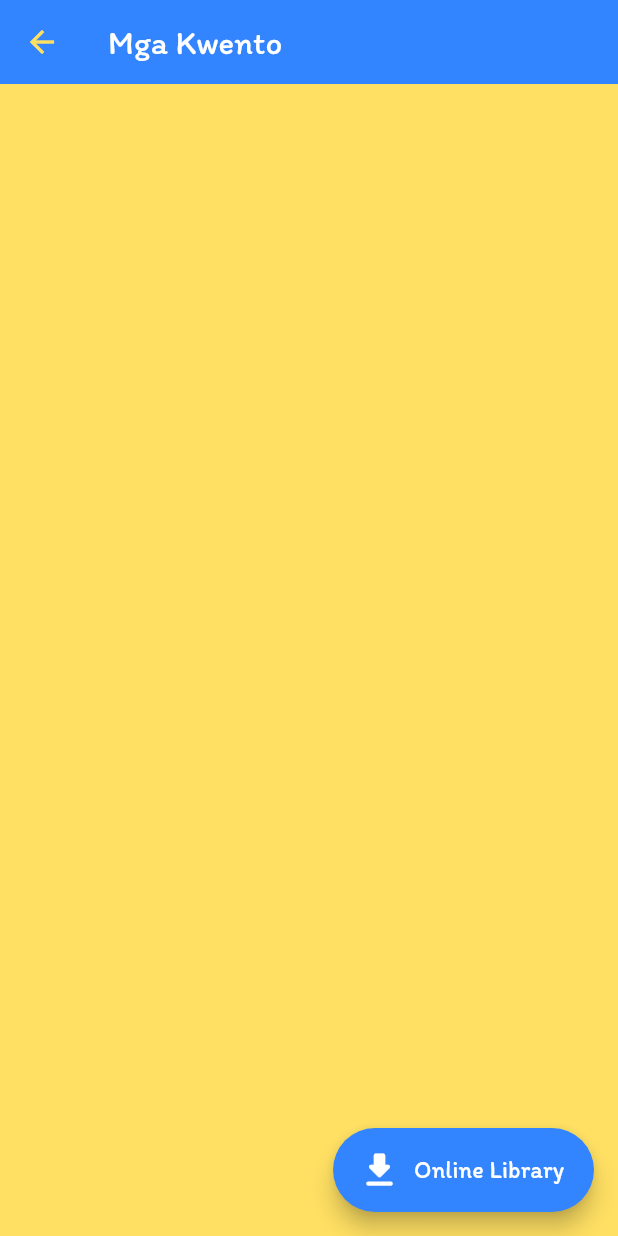
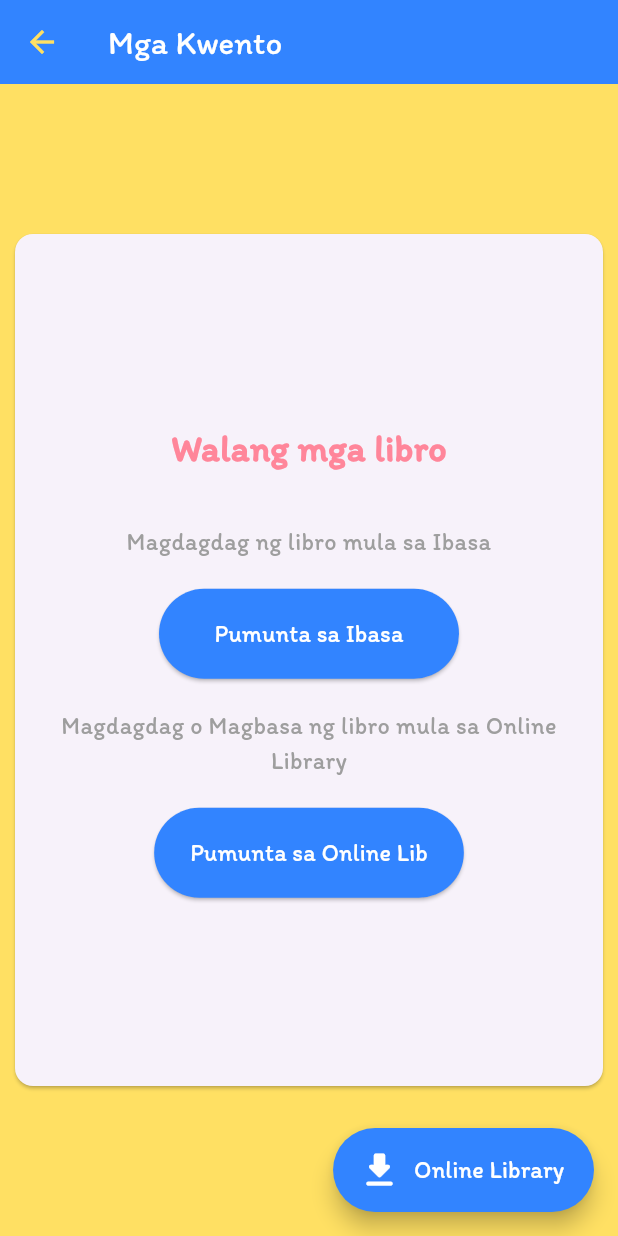
Before and after one commit to rusxmat/Project-Basa, a Flutter app: the LibraryScreen screen opened by its route, on a phone screen of 412 x 824 dp. Run offline on Flutter 3.47's test engine with Material 3 defaults, Android fonts, the phone set to English and light mode, and no system bars; our stand-ins replace audioplayers, camera, connectivity_plus, flutter_tts, image_picker, reorderable_grid_view and 4 more; missing offline and left inert: google_mlkit_text_recognition; accounts and stored records are empty.

Commit message:
feat: added downloading of books

```diff
--- a/lib/shared/constant_ui.dart
+++ b/lib/shared/constant_ui.dart
@@ -42,3 +42,8 @@ const EMPTY_SPACE = SizedBox(
   height: 0,
   width: 0,
 );
+
+const CircularProgressIndicator CIRCULAR_PROGRESS_INDICATOR =
+    CircularProgressIndicator(
+  valueColor: AlwaysStoppedAnimation<Color>(ConstantUI.customBlue),
+);
--- a/lib/ui/screens/book_create_screen.dart
+++ b/lib/ui/screens/book_create_screen.dart
@@ -137,7 +137,7 @@ class _BookCreateScreenState extends State<BookCreateScreen> {
                   (BuildContext context, AsyncSnapshot<List<String>> snapshot) {
                 if (snapshot.connectionState == ConnectionState.waiting) {
                   // If the Future is still processing, show a loading spinner
-                  return const Center(child: CircularProgressIndicator());
+                  return const Center(child: CIRCULAR_PROGRESS_INDICATOR);
                 } else if (snapshot.hasError) {
                   // If the Future completed with an error, show an error message
                   return Text('Error: ${snapshot.error}');
--- a/lib/ui/screens/book_stt_screen.dart
+++ b/lib/ui/screens/book_stt_screen.dart
@@ -302,7 +302,7 @@ class _BookSTTScreenState extends State<BookSTTScreen> {
                               return child;
                             } else {
                               return const Center(
-                                child: CircularProgressIndicator(),
+                                child: CIRCULAR_PROGRESS_INDICATOR,
                               );
                             }
                           },
--- a/lib/ui/screens/book_tts_screen.dart
+++ b/lib/ui/screens/book_tts_screen.dart
@@ -216,7 +216,7 @@ class _BookTTSScreenState extends State<BookTTSScreen> {
                               return child;
                             } else {
                               return const Center(
-                                child: CircularProgressIndicator(),
+                                child: CIRCULAR_PROGRESS_INDICATOR,
                               );
                             }
                           },
--- a/lib/ui/screens/library_screen.dart
+++ b/lib/ui/screens/library_screen.dart
@@ -1,9 +1,12 @@
+import 'package:basa_proj_app/shared/connectivity_util.dart';
 import 'package:basa_proj_app/shared/constant_ui.dart';
 import 'package:basa_proj_app/ui/modals/confirm_delete_modal.dart';
 import 'package:basa_proj_app/ui/modals/edit_book_modal.dart';
+import 'package:basa_proj_app/ui/modals/message_modal.dart';
 import 'package:basa_proj_app/ui/modals/mode_choice_modal.dart';
 import 'package:basa_proj_app/ui/widgets/book_card.dart';
 import 'package:basa_proj_app/ui/widgets/custom_floatingaction_btn.dart';
+import 'package:basa_proj_app/ui/widgets/nobooks_warning_card.dart';
 import 'package:flutter/material.dart';
 import 'package:basa_proj_app/providers/book_provider.dart';
 import 'package:basa_proj_app/models/book_model.dart';
@@ -15,13 +18,19 @@ class LibraryScreen extends StatefulWidget {
 
 class _LibraryScreenState extends State<LibraryScreen> {
   final BookProvider _bookProvider = BookProvider();
+  List<Book> books = [];
 
-  Future<List<Book>> _fetchBooks() async {
-    return await _bookProvider.getAllBooks();
+  void _fetchBooks() async {
+    List<Book> futureBooks = await _bookProvider.getAllBooks();
+    setState(() {
+      books = futureBooks;
+    });
   }
 
   @override
   Widget build(BuildContext context) {
+    _fetchBooks();
+
     return Scaffold(
       appBar: AppBar(
         leading: IconButton(
@@ -42,21 +51,9 @@ class _LibraryScreenState extends State<LibraryScreen> {
           ),
         ),
       ),
-      body: FutureBuilder<List<Book>>(
-        future: _fetchBooks(),
-        builder: (BuildContext context, AsyncSnapshot<List<Book>> snapshot) {
-          if (snapshot.connectionState == ConnectionState.waiting) {
-            return const Center(
-              child: CircularProgressIndicator(),
-            );
-          } else if (snapshot.hasError) {
-            return Center(
-              child: Text('Error: ${snapshot.error}'),
-            );
-          } else {
-            final List<Book> books = snapshot.data!;
-
-            return ListView.builder(
+      body: (books.isEmpty)
+          ? const NoBooksWarningCard()
+          : ListView.builder(
               padding: const EdgeInsets.all(10),
               itemCount: books.length,
               itemBuilder: (context, index) {
@@ -104,17 +101,24 @@ class _LibraryScreenState extends State<LibraryScreen> {
                   },
                 );
               },
-            );
-          }
-        },
-      ),
+            ),
       floatingActionButton: CustomFloatingAction(
         icon: Icons.download_rounded,
         iconSize: 30,
         btnColor: ConstantUI.customBlue,
         extendedText: "Online Library",
-        onPressed: () {
-          Navigator.pushNamed(context, '/onlinelib');
+        onPressed: () async {
+          if (await isConnectedToInternet()) {
+            Navigator.pushNamed(context, '/onlinelib');
+          } else {
+            showDialog(
+              context: context,
+              builder: (context) => const MessageModal(
+                  title: "No Internet Connection",
+                  message:
+                      'Please connect to the internet to access the online library. \n\nThank you!'),
+            );
+          }
         },
       ),
     );
--- a/lib/ui/widgets/custom_buttons_widget.dart
+++ b/lib/ui/widgets/custom_buttons_widget.dart
@@ -5,11 +5,13 @@ class CustomButton extends StatelessWidget {
   final String text;
   final VoidCallback onPressed;
   final Icon? icon;
+  final double textSize;
 
   const CustomButton({
     required this.text,
     required this.onPressed,
     this.icon,
+    this.textSize = 20,
   });
 
   @override
@@ -33,7 +35,7 @@ class CustomButton extends StatelessWidget {
             style: TextStyle(
               fontFamily: ITIM_FONTNAME,
               color: Colors.white,
-              fontSize: 20,
+              fontSize: textSize,
             ),
           ),
         ],
--- a/lib/ui/widgets/custom_icon_btn.dart
+++ b/lib/ui/widgets/custom_icon_btn.dart
@@ -3,7 +3,7 @@ import 'package:flutter/material.dart';
 
 class CustomIconButton extends StatelessWidget {
   final Icon icon;
-  final VoidCallback onPressed;
+  final VoidCallback? onPressed;
   final Color backgroundColor;
 
   const CustomIconButton({
--- /dev/null
+++ b/lib/ui/widgets/nobooks_warning_card.dart
@@ -0,0 +1,90 @@
+import 'package:basa_proj_app/shared/connectivity_util.dart';
+import 'package:basa_proj_app/shared/constant_ui.dart';
+import 'package:basa_proj_app/ui/modals/message_modal.dart';
+import 'package:basa_proj_app/ui/widgets/custom_buttons_widget.dart';
+import 'package:flutter/material.dart';
+
+class NoBooksWarningCard extends StatelessWidget {
+  const NoBooksWarningCard({
+    super.key,
+  });
+
+  @override
+  Widget build(BuildContext context) {
+    return Center(
+      child: Card(
+        margin: const EdgeInsets.symmetric(horizontal: 10, vertical: 100),
+        child: Padding(
+          padding: const EdgeInsets.symmetric(horizontal: 30, vertical: 0),
+          child: Column(
+            crossAxisAlignment: CrossAxisAlignment.center,
+            children: [
+              const Spacer(),
+              Container(
+                height: 20,
+              ),
+              const Text(
+                'Walang mga libro\n',
+                style: TextStyle(
+                  color: ConstantUI.customPink,
+                  fontSize: 24,
+                  fontWeight: FontWeight.bold,
+                  fontFamily: ITIM_FONTNAME,
+                ),
+              ),
+              const Text(
+                'Magdagdag ng libro mula sa Ibasa',
+                textAlign: TextAlign.center,
+                style: TextStyle(
+                  color: ConstantUI.customGrey,
+                  fontSize: 16,
+                  fontFamily: ITIM_FONTNAME,
+                ),
+              ),
+              Padding(
+                padding:
+                    const EdgeInsets.symmetric(horizontal: 30, vertical: 20),
+                child: CustomButton(
+                    textSize: 16,
+                    text: 'Pumunta sa Ibasa',
+                    onPressed: () =>
+                        Navigator.pushReplacementNamed(context, '/ibasa')),
+              ),
+              const Text(
+                'Magdagdag o Magbasa ng libro mula sa Online Library',
+                style: TextStyle(
+                  color: ConstantUI.customGrey,
+                  fontSize: 16,
+                  fontFamily: ITIM_FONTNAME,
+                ),
+                textAlign: TextAlign.center,
+              ),
+              Padding(
+                padding:
+                    const EdgeInsets.symmetric(horizontal: 30, vertical: 20),
+                child: CustomButton(
+                  text: 'Pumunta sa Online Lib',
+                  textSize: 16,
+                  onPressed: () async {
+                    if (await isConnectedToInternet()) {
+                      Navigator.pushNamed(context, '/onlinelib');
+                    } else {
+                      showDialog(
+                        context: context,
+                        builder: (context) => const MessageModal(
+                            title: "No Internet Connection",
+                            message:
+                                'Please connect to the internet to access the online library. \n\nThank you!'),
+                      );
+                    }
+                  },
+                ),
+              ),
+              Spacer(),
+            ],
+          ),
+        ),
+      ),
+    );
+  }
+}
```
Also changed, not shown: lib/providers/online_book_provider.dart (+29 -0 lines), lib/services/online_book_service.dart (+14 -0 lines), lib/shared/image_util.dart (+12 -0 lines), lib/ui/modals/message_modal.dart (+21 -11 lines), lib/ui/screens/ibasa_screen.dart (+3 -4 lines), lib/ui/screens/online_library_screen.dart (+40 -6 lines).
